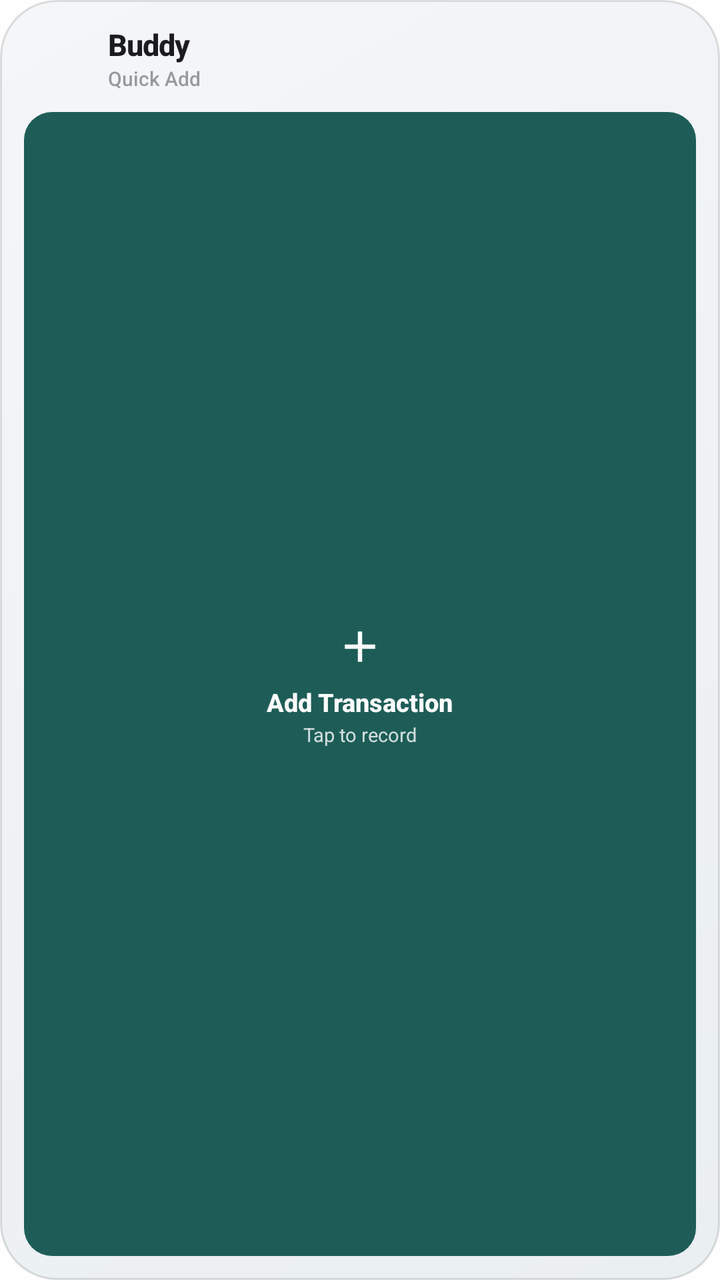
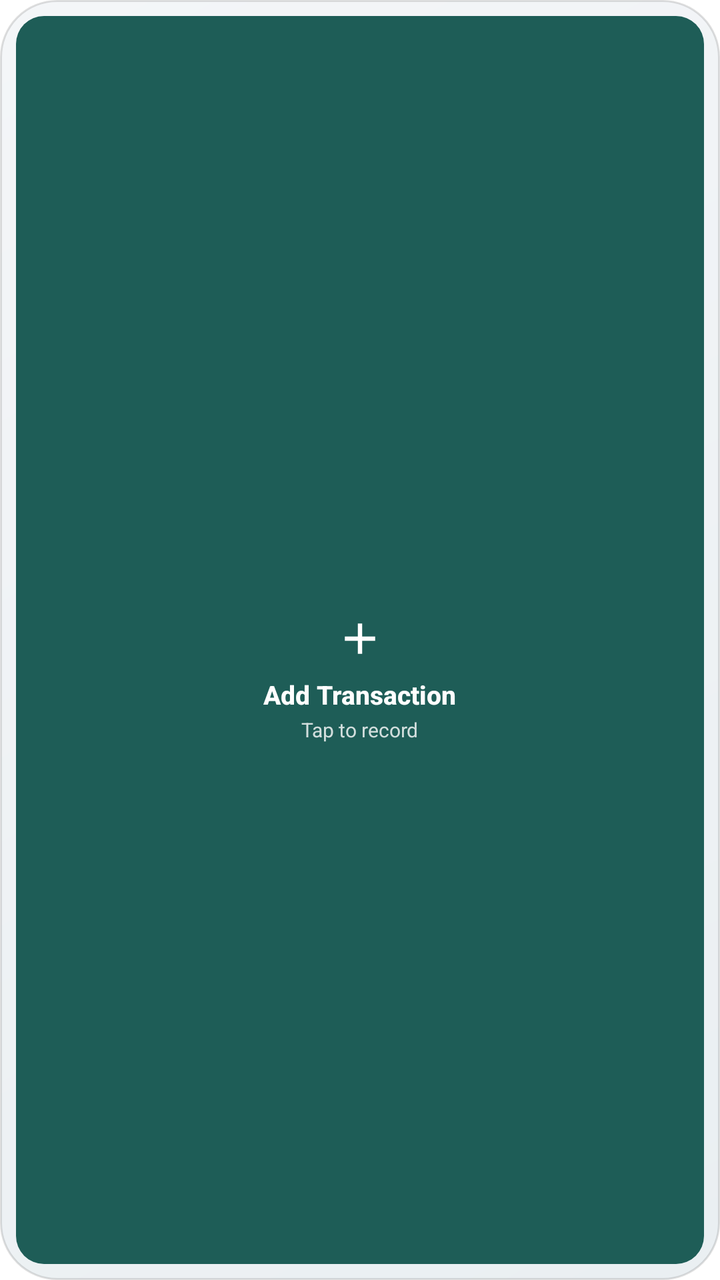

Before-and-after screenshots of an Android layout around one commit, followed by the original layout XML and the change that was made.
<!-- AndroidManifest.xml: fallback theme Theme.MaterialComponents.DayNight.NoActionBar -->
<!-- res/layout/widget_buddy_small.xml -->
<?xml version="1.0" encoding="utf-8"?>
<LinearLayout xmlns:android="http://schemas.android.com/apk/res/android"
    android:id="@android:id/background"
    android:layout_width="match_parent"
    android:layout_height="match_parent"
    android:background="@drawable/widget_bg"
    android:gravity="center"
    android:orientation="vertical"
    android:padding="12dp">

    
    <LinearLayout
        android:id="@+id/layout_small_brand"
        android:layout_width="match_parent"
        android:layout_height="wrap_content"
        android:gravity="center_vertical"
        android:orientation="horizontal">

        
        <ImageView
            android:id="@+id/iv_small_app_logo"
            android:layout_width="34dp"
            android:layout_height="34dp"
            android:contentDescription="@null"
            android:scaleType="fitCenter"
            android:src="@mipmap/ic_launcher" />

        <LinearLayout
            android:layout_width="wrap_content"
            android:layout_height="wrap_content"
            android:layout_marginStart="8dp"
            android:orientation="vertical">

            <TextView
                android:layout_width="wrap_content"
                android:layout_height="wrap_content"
                android:fontFamily="sans-serif-medium"
                android:letterSpacing="-0.02"
                android:maxLines="1"
                android:text="Buddy"
                android:textColor="@color/widget_text_primary"
                android:textSize="15sp"
                android:textStyle="bold" />

            <TextView
                android:layout_width="wrap_content"
                android:layout_height="wrap_content"
                android:fontFamily="sans-serif-medium"
                android:maxLines="1"
                android:text="Quick Add"
                android:textColor="@color/widget_text_muted"
                android:textSize="10sp" />
        </LinearLayout>
    </LinearLayout>

    
    <LinearLayout
        android:id="@+id/btn_widget_add_hero"
        android:layout_width="match_parent"
        android:layout_height="0dp"
        android:layout_marginTop="10dp"
        android:layout_weight="1"
        android:background="@drawable/widget_btn_add"
        android:gravity="center"
        android:orientation="vertical"
        android:padding="8dp">

        
        <ImageView
            android:layout_width="26dp"
            android:layout_height="26dp"
            android:contentDescription="@null"
            android:src="@drawable/ic_widget_add" />

        <TextView
            android:layout_width="wrap_content"
            android:layout_height="wrap_content"
            android:layout_marginTop="6dp"
            android:fontFamily="sans-serif-medium"
            android:maxLines="1"
            android:text="Add Transaction"
            android:textColor="@color/widget_accent_text"
            android:textSize="12.5sp"
            android:textStyle="bold" />

        <TextView
            android:layout_width="wrap_content"
            android:layout_height="wrap_content"
            android:layout_marginTop="1dp"
            android:fontFamily="sans-serif"
            android:maxLines="1"
            android:text="Tap to record"
            android:textColor="#CCFFFFFF"
            android:textSize="9.5sp" />
    </LinearLayout>

</LinearLayout>
<!-- resources referenced by this layout -->
<resources>
  <color name="widget_accent_text">#FFFFFFFF</color>
  <color name="widget_text_muted">#803C3C43</color>
  <color name="widget_text_primary">#FF1C1C1E</color>
  <!-- drawable ic_widget_add (drawable) -->
  <vector xmlns:android="http://schemas.android.com/apk/res/android"
      android:width="24dp"
      android:height="24dp"
      android:viewportWidth="24"
      android:viewportHeight="24">
      <path
          android:fillColor="#FFFFFFFF"
          android:pathData="M19,13h-6v6h-2v-6H5v-2h6V5h2v6h6v2z" />
  </vector>
  <!-- drawable widget_bg (drawable) -->
  <?xml version="1.0" encoding="utf-8"?>
  <shape xmlns:android="http://schemas.android.com/apk/res/android"
      android:shape="rectangle">
      <gradient
          android:angle="315"
          android:startColor="@color/widget_bg_start"
          android:endColor="@color/widget_bg_end" />
      <stroke
          android:width="1dp"
          android:color="@color/widget_border" />
      <corners android:radius="@dimen/widget_radius" />
  </shape>
  <!-- drawable widget_btn_add (drawable) -->
  <?xml version="1.0" encoding="utf-8"?>
  <ripple xmlns:android="http://schemas.android.com/apk/res/android"
      android:color="#33FFFFFF">
      <item>
          <shape android:shape="rectangle">
              <solid android:color="@color/widget_accent" />
              <corners android:radius="14dp" />
          </shape>
      </item>
  </ripple>
  <!-- mipmap ic_launcher (mipmap-anydpi-v26) -->
  <?xml version="1.0" encoding="utf-8"?>
  <adaptive-icon xmlns:android="http://schemas.android.com/apk/res/android">
    <background android:drawable="@color/ic_launcher_background"/>
    <foreground android:drawable="@drawable/ic_launcher_foreground"/>
  </adaptive-icon>
  <color name="widget_bg_start">#FFF4F6F8</color>
  <color name="widget_bg_end">#FFEAEFF2</color>
  <color name="widget_border">#20000000</color>
  <dimen name="widget_radius">28dp</dimen>
  <color name="widget_accent">#FF1E5D57</color>
  <color name="ic_launcher_background">#011E26</color>
  <!-- drawable ic_launcher_foreground: png bitmap (drawable-hdpi, 15418 bytes) -->
</resources>

<!-- the commit's change to res/layout/widget_buddy_small.xml (unified diff, before → after) -->
@@ -6,69 +6,32 @@
     android:background="@drawable/widget_bg"
     android:gravity="center"
     android:orientation="vertical"
-    android:padding="12dp">
-
-    
-    <LinearLayout
-        android:id="@+id/layout_small_brand"
-        android:layout_width="match_parent"
-        android:layout_height="wrap_content"
-        android:gravity="center_vertical"
-        android:orientation="horizontal">
-
-        
-        <ImageView
-            android:id="@+id/iv_small_app_logo"
-            android:layout_width="34dp"
-            android:layout_height="34dp"
-            android:contentDescription="@null"
-            android:scaleType="fitCenter"
-            android:src="@mipmap/ic_launcher" />
-
-        <LinearLayout
-            android:layout_width="wrap_content"
-            android:layout_height="wrap_content"
-            android:layout_marginStart="8dp"
-            android:orientation="vertical">
-
-            <TextView
-                android:layout_width="wrap_content"
-                android:layout_height="wrap_content"
-                android:fontFamily="sans-serif-medium"
-                android:letterSpacing="-0.02"
-                android:maxLines="1"
-                android:text="Buddy"
-                android:textColor="@color/widget_text_primary"
-                android:textSize="15sp"
-                android:textStyle="bold" />
-
-            <TextView
-                android:layout_width="wrap_content"
-                android:layout_height="wrap_content"
-                android:fontFamily="sans-serif-medium"
-                android:maxLines="1"
-                android:text="Quick Add"
-                android:textColor="@color/widget_text_muted"
-                android:textSize="10sp" />
-        </LinearLayout>
-    </LinearLayout>
+    android:padding="8dp">
 
     
     <LinearLayout
         android:id="@+id/btn_widget_add_hero"
         android:layout_width="match_parent"
-        android:layout_height="0dp"
-        android:layout_marginTop="10dp"
-        android:layout_weight="1"
+        android:layout_height="match_parent"
         android:background="@drawable/widget_btn_add"
         android:gravity="center"
         android:orientation="vertical"
-        android:padding="8dp">
+        android:padding="10dp">
+
+        
+        <ImageView
+            android:id="@+id/iv_small_app_logo"
+            android:layout_width="30dp"
+            android:layout_height="30dp"
+            android:contentDescription="@null"
+            android:scaleType="fitCenter"
+            android:src="@mipmap/ic_launcher" />
 
         
         <ImageView
             android:layout_width="26dp"
             android:layout_height="26dp"
+            android:layout_marginTop="8dp"
             android:contentDescription="@null"
             android:src="@drawable/ic_widget_add" />
 
@@ -80,18 +43,18 @@
             android:maxLines="1"
             android:text="Add Transaction"
             android:textColor="@color/widget_accent_text"
-            android:textSize="12.5sp"
+            android:textSize="13sp"
             android:textStyle="bold" />
 
         <TextView
             android:layout_width="wrap_content"
             android:layout_height="wrap_content"
-            android:layout_marginTop="1dp"
+            android:layout_marginTop="2dp"
             android:fontFamily="sans-serif"
             android:maxLines="1"
             android:text="Tap to record"
             android:textColor="#CCFFFFFF"
-            android:textSize="9.5sp" />
+            android:textSize="10sp" />
     </LinearLayout>
 
 </LinearLayout>
<!-- resource entries referenced after the edit -->
@@ -1,8 +1,6 @@
 <!-- resources referenced by this layout -->
 <resources>
   <color name="widget_accent_text">#FFFFFFFF</color>
-  <color name="widget_text_muted">#803C3C43</color>
-  <color name="widget_text_primary">#FF1C1C1E</color>
   <!-- drawable ic_widget_add (drawable) -->
   <vector xmlns:android="http://schemas.android.com/apk/res/android"
       android:width="24dp"
